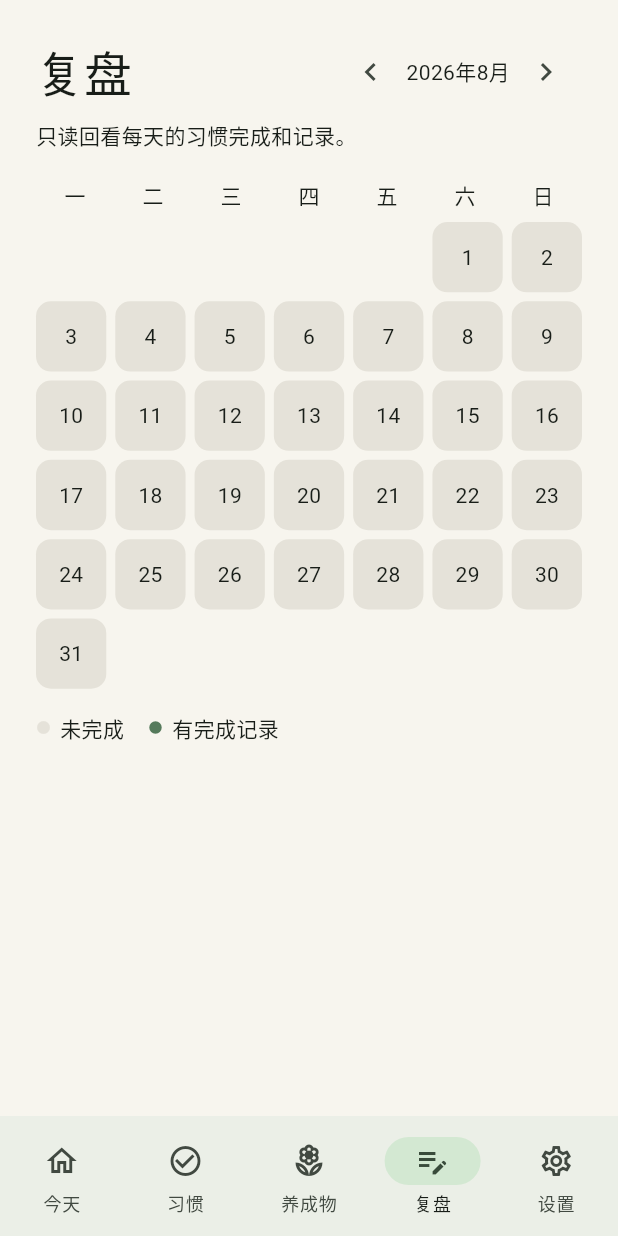
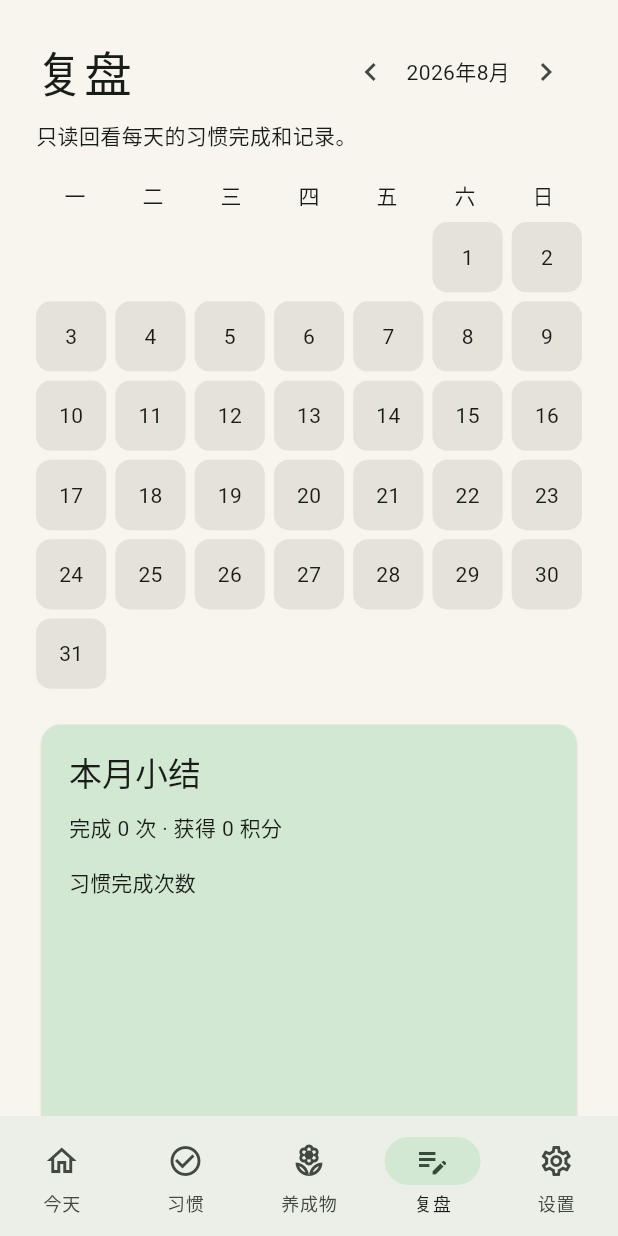
Before and after one commit to ade834/habit-app, a Flutter app: the _MainShell screen opened directly, item 4 of the bottom bar chosen, on a phone screen of 412 x 824 dp. Run offline on Flutter 3.47's test engine with Material 3 defaults, Android fonts, the phone set to English and light mode, and no system bars; our stand-ins replace drift, drift_flutter, flutter_riverpod; accounts and stored records are empty; generated files the repository leaves out were written again.

Commit message:
feat: add monthly reflection insights

```diff
--- /dev/null
+++ b/app/lib/domain/monthly_reflection.dart
@@ -0,0 +1,101 @@
+import 'daily_records.dart';
+
+class MonthlyReflection {
+  const MonthlyReflection({
+    required this.completionCounts,
+    required this.observedDays,
+    required this.totalCompletions,
+    required this.totalPoints,
+    required this.bestHabitIds,
+    required this.hardHabitIds,
+    required this.progressAreas,
+    required this.encouragement,
+  });
+
+  final Map<String, int> completionCounts;
+  final int observedDays;
+  final int totalCompletions;
+  final int totalPoints;
+  final List<String> bestHabitIds;
+  final List<String> hardHabitIds;
+  final List<String> progressAreas;
+  final String encouragement;
+}
+
+const habitProgressAreas = {
+  'H1': '觉察与决策',
+  'H2': '专注与思考',
+  'H3': '勇气与行动',
+  'H4': '边界与休息',
+};
+
+MonthlyReflection buildMonthlyReflection({
+  required List<DailyRecordSummary> summaries,
+  required Set<String> selectedHabitIds,
+  required DateTime month,
+  DateTime? today,
+}) {
+  final current = today ?? DateTime.now();
+  final lastDay = DateTime(month.year, month.month + 1, 0);
+  final observedEnd = month.year == current.year && month.month == current.month
+      ? DateTime(current.year, current.month, current.day)
+      : lastDay;
+  final observedDays = observedEnd.day;
+  final counts = <String, int>{
+    for (final habitId in selectedHabitIds) habitId: 0,
+  };
+  var totalPoints = 0;
+  var totalCompletions = 0;
+  for (final summary in summaries) {
+    if (summary.date.isAfter(observedEnd)) continue;
+    totalPoints += summary.points;
+    for (final habitId in summary.completedHabitIds) {
+      if (!selectedHabitIds.contains(habitId)) continue;
+      counts[habitId] = (counts[habitId] ?? 0) + 1;
+      totalCompletions++;
+    }
+  }
+  if (counts.isEmpty) {
+    return const MonthlyReflection(
+      completionCounts: {},
+      observedDays: 0,
+      totalCompletions: 0,
+      totalPoints: 0,
+      bestHabitIds: [],
+      hardHabitIds: [],
+      progressAreas: [],
+      encouragement: '先选择一个想照顾的习惯，这个月就从今天开始。',
+    );
+  }
+  final highest = counts.values.reduce((a, b) => a > b ? a : b);
+  final lowest = counts.values.reduce((a, b) => a < b ? a : b);
+  final best = counts.entries
+      .where((entry) => entry.value == highest)
+      .map((entry) => entry.key)
+      .toList();
+  final hard = counts.entries
+      .where((entry) => entry.value == lowest)
+      .map((entry) => entry.key)
+      .toList();
+  final areas = best
+      .map((habitId) => habitProgressAreas[habitId])
+      .whereType<String>()
+      .toSet()
+      .toList();
+  final encouragement = switch (totalCompletions) {
+    0 => '这个月还没有留下完成记录，不用责怪自己。挑一个最小动作，今天重新开始。',
+    <= 3 => '你已经开始留下证据了。小小的重复，会慢慢变成更稳的自己。',
+    <= 10 => '你正在把坚持变成日常。下个月继续守住最容易做到的那一步。',
+    _ => '这份记录很有分量。你不是靠某一天的冲劲，而是在给生活持续加一点复利。',
+  };
+  return MonthlyReflection(
+    completionCounts: counts,
+    observedDays: observedDays,
+    totalCompletions: totalCompletions,
+    totalPoints: totalPoints,
+    bestHabitIds: best,
+    hardHabitIds: hard,
+    progressAreas: areas,
+    encouragement: encouragement,
+  );
+}
--- a/app/lib/ui/habit_app.dart
+++ b/app/lib/ui/habit_app.dart
@@ -7,6 +7,7 @@ import '../domain/daily_records.dart';
 import '../domain/habit.dart';
 import '../domain/habit_growth.dart';
 import '../domain/habit_tools.dart';
+import '../domain/monthly_reflection.dart';
 import 'habit_tools_page.dart';
 
 final databaseProvider = Provider<AppDatabase>((ref) {
@@ -798,6 +799,8 @@ class _ReviewPageState extends ConsumerState<_ReviewPage> {
               const Text('只读回看每天的习惯完成和记录。'),
               const SizedBox(height: 20),
               _MonthCalendar(summaries: summaries, onTap: _showDetails),
+              const SizedBox(height: 20),
+              selectedHabitsProviderCard(context, ref, summaries, _month),
               const SizedBox(height: 16),
               const Row(
                 children: [
@@ -816,6 +819,25 @@ class _ReviewPageState extends ConsumerState<_ReviewPage> {
       ),
     );
   }
+
+  Widget selectedHabitsProviderCard(
+    BuildContext context,
+    WidgetRef ref,
+    List<DailyRecordSummary> summaries,
+    DateTime month,
+  ) => ref
+      .watch(selectedHabitsProvider)
+      .when(
+        loading: () => const LinearProgressIndicator(),
+        error: (error, _) => Text('读取月度总结失败：$error'),
+        data: (habits) => _MonthlyReflectionCard(
+          reflection: buildMonthlyReflection(
+            summaries: summaries,
+            selectedHabitIds: habits.map((habit) => habit.habitId).toSet(),
+            month: month,
+          ),
+        ),
+      );
 
   void _showDetails(DailyRecordSummary summary) {
     showModalBottomSheet<void>(
@@ -1004,3 +1026,143 @@ class _RecordSection extends StatelessWidget {
     ),
   );
 }
+
+class _MonthlyReflectionCard extends StatelessWidget {
+  const _MonthlyReflectionCard({required this.reflection});
+
+  final MonthlyReflection reflection;
+
+  @override
+  Widget build(BuildContext context) {
+    final names = {for (final habit in firstHabits) habit.id: habit.name};
+    String namesFor(Iterable<String> ids) =>
+        ids.map((id) => names[id] ?? id).join('、');
+    final best = namesFor(reflection.bestHabitIds);
+    final hard = namesFor(reflection.hardHabitIds);
+    final areas = reflection.progressAreas.join('、');
+    return Card(
+      color: Theme.of(context).colorScheme.secondaryContainer,
+      child: Padding(
+        padding: const EdgeInsets.all(18),
+        child: Column(
+          crossAxisAlignment: CrossAxisAlignment.start,
+          children: [
+            Text('本月小结', style: Theme.of(context).textTheme.titleLarge),
+            const SizedBox(height: 12),
+            Text(
+              '完成 ${reflection.totalCompletions} 次 · 获得 ${reflection.totalPoints} 积分',
+            ),
+            const SizedBox(height: 16),
+            _MonthlyHabitBarChart(counts: reflection.completionCounts),
+            const SizedBox(height: 14),
+            _ReflectionLine(
+              icon: Icons.favorite_outline,
+              title: '最容易坚持',
+              text: best.isEmpty ? '先从一个习惯开始' : best,
+            ),
+            _ReflectionLine(
+              icon: Icons.refresh,
+              title: '最容易放弃',
+              text: hard.isEmpty ? '还没有足够记录' : hard,
+            ),
+            _ReflectionLine(
+              icon: Icons.trending_up,
+              title: '它正在帮助你',
+              text: areas.isEmpty ? '慢慢找到自己的节奏' : areas,
+            ),
+            const Divider(height: 22),
+            Text(reflection.encouragement),
+          ],
+        ),
+      ),
+    );
+  }
+}
+
+class _MonthlyHabitBarChart extends StatelessWidget {
+  const _MonthlyHabitBarChart({required this.counts});
+
+  final Map<String, int> counts;
+
+  @override
+  Widget build(BuildContext context) {
+    final names = {for (final habit in firstHabits) habit.id: habit.name};
+    final maxCount = counts.values.isEmpty
+        ? 1
+        : counts.values.reduce((a, b) => a > b ? a : b).clamp(1, 1 << 31);
+    return Column(
+      crossAxisAlignment: CrossAxisAlignment.start,
+      children: [
+        Text('习惯完成次数', style: Theme.of(context).textTheme.titleSmall),
+        const SizedBox(height: 8),
+        SizedBox(
+          height: 140,
+          child: Row(
+            crossAxisAlignment: CrossAxisAlignment.end,
+            children: [
+              for (final entry in counts.entries)
+                Expanded(
+                  child: Padding(
+                    padding: const EdgeInsets.symmetric(horizontal: 4),
+                    child: Column(
+                      mainAxisAlignment: MainAxisAlignment.end,
+                      children: [
+                        Text('${entry.value}'),
+                        const SizedBox(height: 4),
+                        AnimatedContainer(
+                          duration: const Duration(milliseconds: 250),
+                          height: 88 * entry.value / maxCount + 4,
+                          decoration: BoxDecoration(
+                            color: Theme.of(context).colorScheme.primary,
+                            borderRadius: const BorderRadius.vertical(
+                              top: Radius.circular(8),
+                            ),
+                          ),
+                        ),
+                        const SizedBox(height: 6),
+                        Text(
+                          entry.key,
+                          style: Theme.of(context).textTheme.labelMedium,
+                        ),
+                        Text(
+                          names[entry.key] ?? entry.key,
+                          maxLines: 1,
+                          overflow: TextOverflow.ellipsis,
+                          style: Theme.of(context).textTheme.labelSmall,
+                        ),
+                      ],
+                    ),
+                  ),
+                ),
+            ],
+          ),
+        ),
+      ],
+    );
+  }
+}
+
+class _ReflectionLine extends StatelessWidget {
+  const _ReflectionLine({
+    required this.icon,
+    required this.title,
+    required this.text,
+  });
+
+  final IconData icon;
+  final String title;
+  final String text;
+
+  @override
+  Widget build(BuildContext context) => Padding(
+    padding: const EdgeInsets.only(bottom: 10),
+    child: Row(
+      crossAxisAlignment: CrossAxisAlignment.start,
+      children: [
+        Icon(icon, size: 20),
+        const SizedBox(width: 10),
+        Expanded(child: Text('$title：$text')),
+      ],
+    ),
+  );
+}
```
Also changed, not shown: 2 other files.
